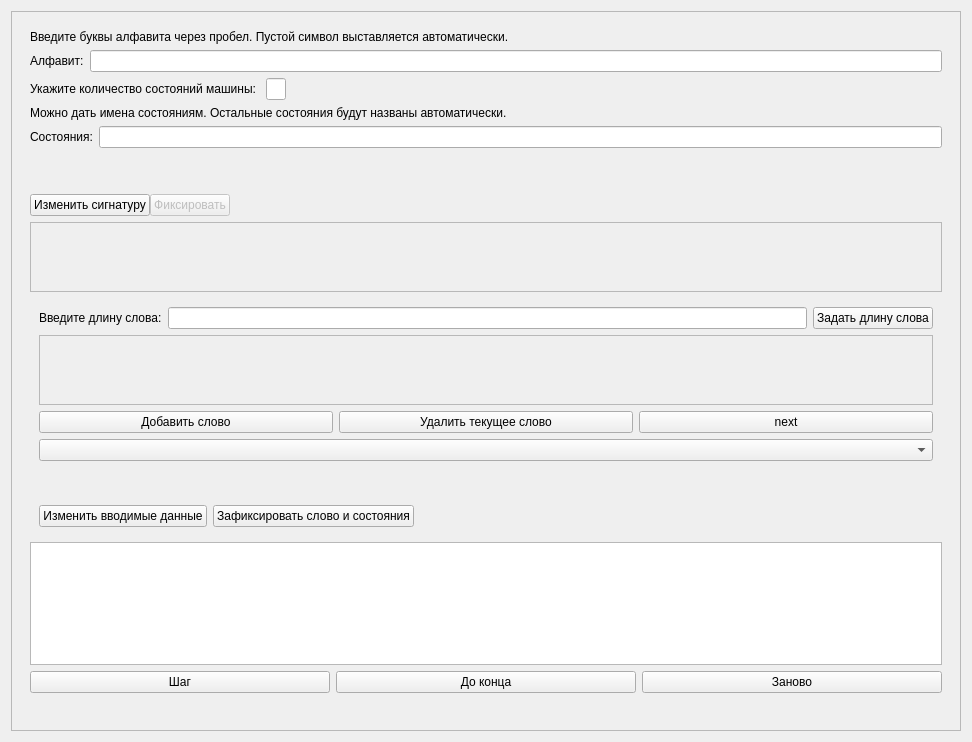
Old version of the form source/gui/sub_widgets/createprojectform.ui in the repository baseoleph/turingmachine.
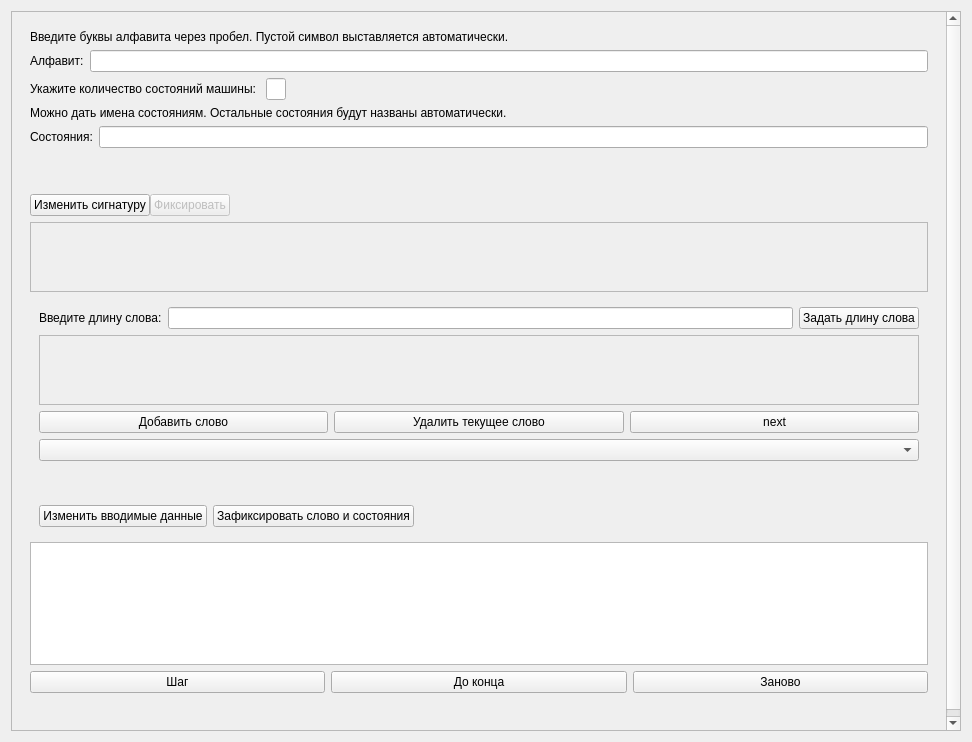
New version of the form.

What changed in the file:
```diff
--- a/source/gui/sub_widgets/createprojectform.ui
+++ b/source/gui/sub_widgets/createprojectform.ui
@@ -24,8 +24,8 @@
        <rect>
         <x>0</x>
         <y>0</y>
-        <width>952</width>
-        <height>722</height>
+        <width>938</width>
+        <height>739</height>
        </rect>
       </property>
       <layout class="QVBoxLayout" name="verticalLayout_5">
@@ -260,7 +260,7 @@
                     <rect>
                      <x>0</x>
                      <y>0</y>
-                     <width>914</width>
+                     <width>900</width>
                      <height>68</height>
                     </rect>
                    </property>
@@ -347,7 +347,7 @@
                       <rect>
                        <x>0</x>
                        <y>0</y>
-                       <width>894</width>
+                       <width>880</width>
                        <height>68</height>
                       </rect>
                      </property>
@@ -514,6 +514,13 @@
                   </layout>
                  </widget>
                 </item>
+                <item>
+                 <widget class="QLabel" name="label_word_new">
+                  <property name="text">
+                   <string/>
+                  </property>
+                 </widget>
+                </item>
                </layout>
               </widget>
              </item>
```
